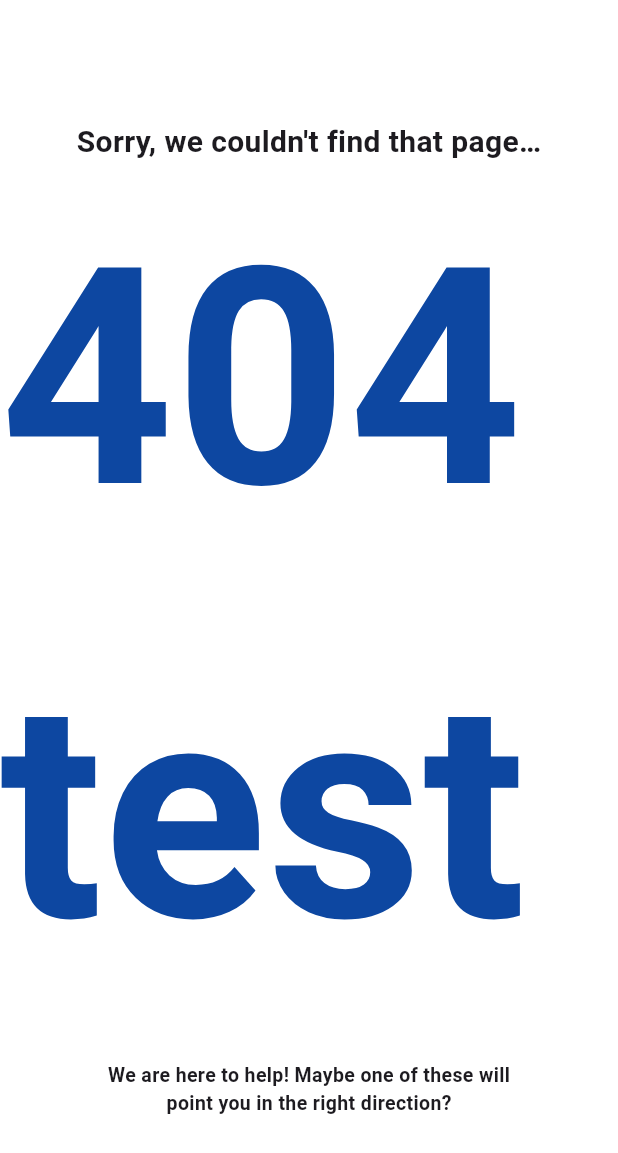
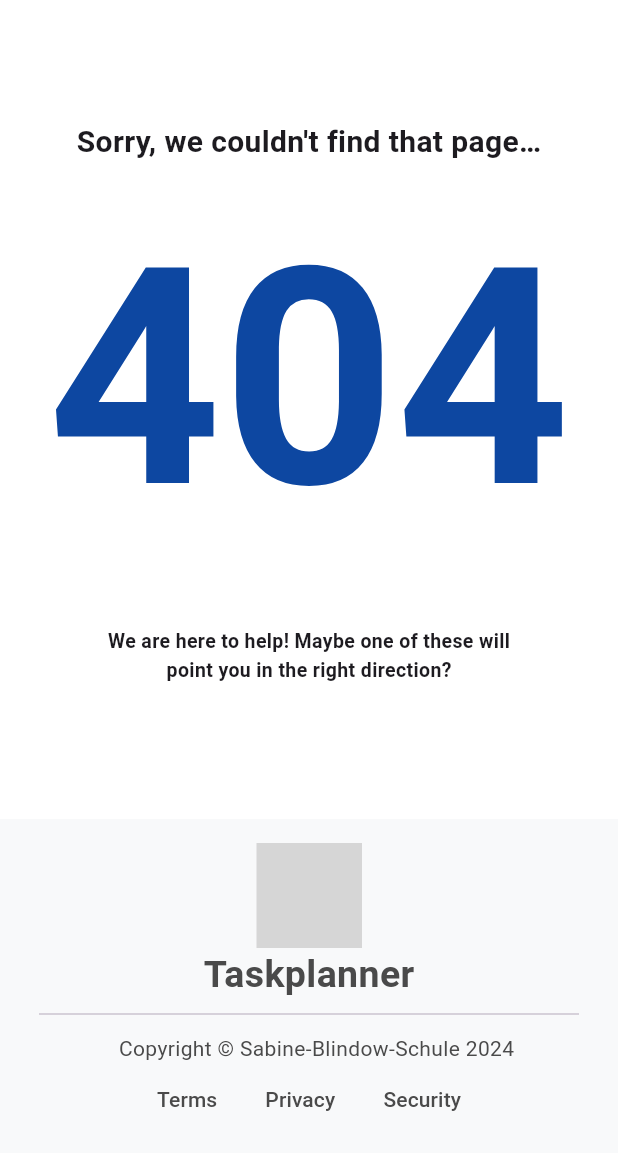
Before and after one commit to VGOI822/taskplanner, a Flutter app: the screen it shows after launch, on a phone screen of 412 x 824 dp. Shown: the top 1153 px of the screen. Run offline on Flutter 3.47's test engine with Material 2 defaults, Android fonts, the light colour scheme and no system bars; our stand-ins replace flutter_svg, responsive_framework; generated files the repository leaves out were written again; Roboto replaces fonts that are missing (Google Sans, sans-serif); grey boxes are pictures that could not be loaded.

Commit message:
Anpassung der mobilen Ansicht, Hinzufügen von Sprachen (Internationalisierung und Lokalisierung)

```diff
--- /dev/null
+++ b/l10n.yaml
@@ -0,0 +1,3 @@
+arb-dir: lib/l10n
+template-arb-file: intl_en.arb
+output-localization-file: app_localizations.dart
--- /dev/null
+++ b/lib/l10n/intl_de.arb
@@ -0,0 +1,3 @@
+{
+  "@@locale": "de"
+}
--- /dev/null
+++ b/lib/l10n/intl_en.arb
@@ -0,0 +1,3 @@
+{
+  "@@locale": "en"
+}
--- /dev/null
+++ b/lib/l10n/intl_pt.arb
@@ -0,0 +1,3 @@
+{
+  "@@locale": "pt"
+}
--- /dev/null
+++ b/lib/l10n/l10n.dart
@@ -0,0 +1,9 @@
+import 'package:flutter/material.dart';
+
+class L10n {
+  static final all = [
+    const Locale('en'),
+    const Locale('de'),
+    const Locale('pt'),
+  ];
+}
--- a/lib/main.dart
+++ b/lib/main.dart
@@ -1,6 +1,10 @@
 import 'package:flutter/material.dart';
+import 'package:flutter/services.dart';
+import 'package:flutter_localizations/flutter_localizations.dart';
 import 'package:responsive_framework/responsive_framework.dart';
+import 'package:taskplanner/l10n/l10n.dart';
 import 'package:taskplanner/routes.dart';
+import 'package:flutter_gen/gen_l10n/app_localizations.dart';
 
 void main() {
   runApp(const MyApp());
@@ -9,16 +13,21 @@ void main() {
 class MyApp extends StatelessWidget {
   const MyApp({super.key});
 
-  // This widget is the root of your application.
   @override
   Widget build(BuildContext context) {
     return MaterialApp(
       debugShowCheckedModeBanner: false,
-      title: 'Flutter Demo',
+      title: "Taskplanner",
       theme: ThemeData(
         colorScheme: ColorScheme.fromSeed(seedColor: Colors.deepPurple),
         useMaterial3: true,
       ),
+      supportedLocales: L10n.all,
+      localizationsDelegates: const [
+        AppLocalizations.delegate,
+        GlobalMaterialLocalizations.delegate,
+        GlobalCupertinoLocalizations.delegate,
+      ],
       builder: (context, widget) => ResponsiveBreakpoints.builder(
         child: widget!,
         breakpoints: const [
@@ -32,4 +41,10 @@ class MyApp extends StatelessWidget {
       onGenerateRoute: Root.generateRoute,
     );
   }
+
+  Future changeAppName(String label) async =>
+      SystemChrome.setApplicationSwitcherDescription(
+          ApplicationSwitcherDescription(
+        label: label,
+      ));
 }
--- a/lib/routes.dart
+++ b/lib/routes.dart
@@ -1,4 +1,5 @@
 import 'package:flutter/material.dart';
+import 'package:taskplanner/main.dart';
 import 'package:taskplanner/screens/my_home_page.dart';
 import 'package:taskplanner/screens/not_found_page.dart';
 
@@ -6,10 +7,27 @@ class Root {
   static Route<dynamic> generateRoute(RouteSettings settings) {
     switch (settings.name) {
       case '/':
-        return MaterialPageRoute(builder: (_) => const NotFoundPage());
-
+        return MaterialPageRoute(builder: (_) {
+          changeTabName('Not Found');
+          return const NotFoundPage();
+        });
+      case '/home':
+        return MaterialPageRoute(
+            builder: (_) {
+              changeTabName('Taskplanner');
+              return const MyHomePage(title: "HomePage");
+            });
       default:
-        return MaterialPageRoute(builder: (_) => const MyHomePage(title: "HomePage"));
+        return MaterialPageRoute(builder: (_) {
+          changeTabName('Not Found');
+          return const NotFoundPage();
+        });
     }
   }
+
+  static void changeTabName(String tabName){
+    MyApp myApp = const MyApp();
+    myApp.changeAppName(tabName);
+
+  }
 }
--- a/lib/screens/not_found_page.dart
+++ b/lib/screens/not_found_page.dart
@@ -1,10 +1,20 @@
 import 'package:flutter/material.dart';
 import 'package:responsive_framework/responsive_framework.dart';
+import 'package:taskplanner/main.dart';
+import 'package:taskplanner/routes.dart';
+
 import 'package:taskplanner/widgets/footer%20copy.dart';
+import 'package:taskplanner/widgets/footer.dart';
+import 'package:taskplanner/widgets/footer_terms_mobile.dart';
 
-class NotFoundPage extends StatelessWidget {
+class NotFoundPage extends StatefulWidget {
   const NotFoundPage({super.key});
 
+  @override
+  State<NotFoundPage> createState() => _NotFoundPageState();
+}
+
+class _NotFoundPageState extends State<NotFoundPage> {
   @override
   Widget build(BuildContext context) {
     String fontFamily = 'Google Sans, sans-serif';
@@ -14,9 +24,12 @@ class NotFoundPage extends StatelessWidget {
       body: Center(
         child: ResponsiveConstraints(
           conditionalConstraints: [
-          Condition.equals(name: MOBILE, value: const BoxConstraints(maxWidth: 600, minWidth: 396)),
-          Condition.equals(name: TABLET, value:  const BoxConstraints(maxWidth: 800)),
-        ],
+            Condition.equals(
+                name: MOBILE,
+                value: const BoxConstraints(maxWidth: 600, minWidth: 396)),
+            Condition.equals(
+                name: TABLET, value: const BoxConstraints(maxWidth: 800)),
+          ],
           child: SingleChildScrollView(
             child: Column(
               children: [
@@ -25,18 +38,28 @@ class NotFoundPage extends StatelessWidget {
                   child: Text(
                     "Sorry, we couldn't find that page…",
                     style: TextStyle(
-                      fontSize: responsiveValue.smallerThan(DESKTOP) ? responsiveValue.smallerThan(TABLET) ? responsiveValue.smallerThan(MOBILE) ? 15 : 20 : 25 : 50 ,
+                      fontSize: responsiveValue.smallerThan(DESKTOP)
+                          ? responsiveValue.smallerThan(TABLET)
+                              ? responsiveValue.smallerThan(MOBILE)
+                                  ? 15
+                                  : 20
+                              : 25
+                          : 50,
                       fontWeight: FontWeight.bold,
                       fontFamily: fontFamily,
                     ),
                   ),
                 ),
                 Text(
-                  "404 test",
+                  "404",
                   style: TextStyle(
                     fontFamily: fontFamily,
                     fontWeight: FontWeight.bold,
-                    fontSize: responsiveValue.smallerThan(DESKTOP) ? responsiveValue.smallerThan(MOBILE) ? 100 : 202 : 404,
+                    fontSize: responsiveValue.smallerThan(DESKTOP)
+                        ? responsiveValue.smallerThan(MOBILE)
+                            ? 100
+                            : 202
+                        : 404,
                     color: Colors.blue[900],
                   ),
                 ),
@@ -44,7 +67,11 @@ class NotFoundPage extends StatelessWidget {
                 Text(
                   "We are here to help! Maybe one of these will",
                   style: TextStyle(
-                    fontSize: responsiveValue.smallerThan(DESKTOP) ? responsiveValue.smallerThan(TABLET) ? 13 : 15 : 30 ,
+                    fontSize: responsiveValue.smallerThan(DESKTOP)
+                        ? responsiveValue.smallerThan(TABLET)
+                            ? 13
+                            : 15
+                        : 30,
                     fontWeight: FontWeight.bold,
                     fontFamily: fontFamily,
                   ),
@@ -52,13 +79,20 @@ class NotFoundPage extends StatelessWidget {
                 Text(
                   "point you in the right direction?",
                   style: TextStyle(
-                    fontSize: responsiveValue.smallerThan(DESKTOP) ? responsiveValue.smallerThan(TABLET) ? 13 : 15 : 30,
+                    fontSize: responsiveValue.smallerThan(DESKTOP)
+                        ? responsiveValue.smallerThan(TABLET)
+                            ? 13
+                            : 15
+                        : 30,
                     fontWeight: FontWeight.bold,
                     fontFamily: fontFamily,
                   ),
                 ),
                 const SizedBox(height: 90),
-                const Footer2(),
+                responsiveValue.smallerThan(TABLET)
+                    ? const FooterTermsMobile()
+                    : const Footer(),
+                //const FooterTermsMobile(),
               ],
             ),
           ),
--- a/lib/widgets/footer copy.dart
+++ b/lib/widgets/footer copy.dart
@@ -41,6 +41,7 @@ class Footer2 extends StatelessWidget {
               child: Text(
                 'Terms',
                 style: TextStyle(
+                  fontSize: 18,
                   color: color,
                   fontFamily: fontFamily,
                 ),
@@ -51,6 +52,7 @@ class Footer2 extends StatelessWidget {
               child: Text(
                 'Privacy',
                 style: TextStyle(
+                  fontSize: 18,
                   color: color,
                   fontFamily: fontFamily,
                 ),
@@ -64,6 +66,7 @@ class Footer2 extends StatelessWidget {
                 child: Text(
                   'Security',
                   style: TextStyle(
+                    fontSize: 18,
                     color: color,
                     fontFamily: fontFamily,
 
--- /dev/null
+++ b/lib/widgets/footer_terms_mobile.dart
@@ -0,0 +1,91 @@
+import 'package:flutter/material.dart';
+import 'package:responsive_framework/responsive_framework.dart';
+import 'package:taskplanner/widgets/footer_logo_desktop.dart';
+import 'package:taskplanner/widgets/footer_logo_mobile.dart';
+
+class FooterTermsMobile extends StatelessWidget {
+  const FooterTermsMobile({super.key});
+
+  @override
+  Widget build(BuildContext context) {
+    String fontFamily = 'Google Sans, sans-serif';
+    Color color = const Color(0xFF4A4A4A);
+    final resposiveValue = ResponsiveBreakpoints.of(context);
+    return Container(
+      height: 590,
+      color: const Color(0xFFF8F9FA),
+      padding: const EdgeInsets.all(16.0),
+      child: Padding(
+        padding: const EdgeInsets.only(bottom: 100.0),
+        child: Column(
+          children: [
+            resposiveValue.smallerThan(TABLET)
+                ? const FooterMobileLogo()
+                : const FooterDesktopLogo(),
+            const Padding(
+              padding: EdgeInsets.only(left: 10, right: 10),
+              child: Divider(),
+            ),
+            const SizedBox(height: 5),
+            Container(
+              margin: const EdgeInsets.only(left: 10),
+              child: Text(
+                'Copyright © Sabine-Blindow-Schule 2024',
+                style: TextStyle(
+                  fontSize: resposiveValue.smallerThan(TABLET) ? 14 : 18,
+                  color: color,
+                  fontFamily: fontFamily,
+                ),
+              ),
+            ),
+            Row(
+              mainAxisAlignment: MainAxisAlignment.center,
+              children: [
+                TextButton(
+                  onPressed: () {},
+                  child: Text(
+                    'Terms',
+                    style: TextStyle(
+                      fontSize: 14,
+                      color: color,
+                      fontFamily: fontFamily,
+                    ),
+                  ),
+                ),
+                Padding(
+                  padding: const EdgeInsets.only(left: 8.0),
+                  child: TextButton(
+                    onPressed: () {},
+                    child: Text(
+                      'Privacy',
+                      style: TextStyle(
+                        fontSize: 14,
+                        color: color,
+                        fontFamily: fontFamily,
+                      ),
+                    ),
+                  ),
+                ),
+                Padding(
+                  padding: const EdgeInsets.only(left: 8.0),
+                  child: TextButton(
+                    onPressed: () {},
+                    child: Text(
+                      'Security',
+                      style: TextStyle(
+                        fontSize: 14,
+                        color: color,
+                        fontFamily: fontFamily,
+                      ),
+                    ),
+                  ),
+                ),
+              ],
+            ),
+
+          ],
+        ),
+      ),
+    );
+  }
+}
```
Also changed, not shown: lib/screens/my_home_page.dart (+33 -1 lines), lib/widgets/footer.dart (+95 -34 lines), pubspec.yaml (+4 -8 lines), pubspec.lock, 2 other files.
